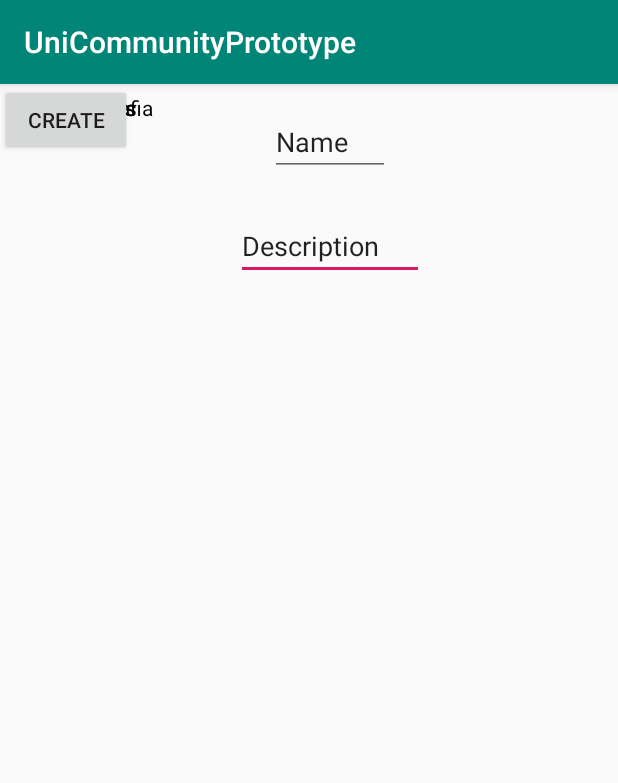
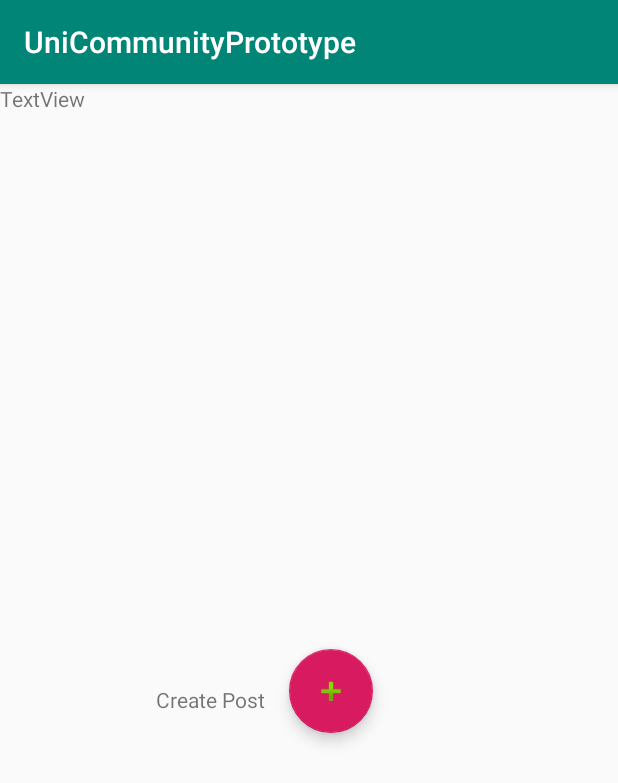
Before and after one commit to BOLT04/UniCommunity, an Android app: the CreateBoardActivity screen opened directly, with no data from a screen before it, after a tap on "CREATE", on a phone screen of 412 x 824 dp. Shown: the top 783 px of the screen. Run offline under Robolectric (Android 15) with nearby library versions, the phone set to English and light mode, and no system bars.

Commit message:
Create post feature; started forum

```diff
--- a/prototype/app/build.gradle
+++ b/prototype/app/build.gradle
@@ -30,4 +30,5 @@ dependencies {
     testImplementation 'junit:junit:4.12'
     androidTestImplementation 'com.android.support.test:runner:1.0.2'
     androidTestImplementation 'com.android.support.test.espresso:espresso-core:3.0.2'
+    implementation 'com.android.support:design:28.0.0'
 }
--- /dev/null
+++ b/prototype/app/src/main/java/pt/isel/unicommunityprototype/activity/BoardDetailsActivity.kt
@@ -0,0 +1,25 @@
+package pt.isel.unicommunityprototype.activity
+
+import android.content.Intent
+import android.support.v7.app.AppCompatActivity
+import android.os.Bundle
+import kotlinx.android.synthetic.main.activity_board_details.*
+import pt.isel.unicommunityprototype.R
+
+class BoardDetailsActivity : AppCompatActivity() {
+
+    override fun onCreate(savedInstanceState: Bundle?) {
+        super.onCreate(savedInstanceState)
+        setContentView(R.layout.activity_board_details)
+
+        //TODO: what if this board doesnt have a Forum module!!
+        //I need an object Board, if it has a forum in modules array -> btn visible, if not invisible!
+        /*gotoForumBtn.setOnClickListener {
+            startActivity(Intent(this, ForumActivity::class.java))
+        }*/
+
+        createPostBtn.setOnClickListener {
+            startActivity(Intent(this, CreatePostActivity::class.java))
+        }
+    }
+}
--- a/prototype/app/src/main/java/pt/isel/unicommunityprototype/CreateBoardActivity.kt
+++ b/prototype/app/src/main/java/pt/isel/unicommunityprototype/activity/CreateBoardActivity.kt
@@ -1,8 +1,10 @@
-package pt.isel.unicommunityprototype
+package pt.isel.unicommunityprototype.activity
 
+import android.content.Intent
 import android.support.v7.app.AppCompatActivity
 import android.os.Bundle
 import kotlinx.android.synthetic.main.activity_create_board.*
+import pt.isel.unicommunityprototype.R
 import pt.isel.unicommunityprototype.model.*
 import pt.isel.unicommunityprototype.repository.Repository
 
@@ -26,11 +28,14 @@ class CreateBoardActivity : AppCompatActivity() {
             if (bibliografiaCheckBox.isChecked)
                 modules.add(Bibliografia())
 
-            repo.createBoard(
+            val board = repo.createBoard(
                 nameText.text.toString(),
                 descText.text.toString(),
                 modules
             )
+
+            //TODO: how to send board above to activity
+            startActivity(Intent(this, BoardDetailsActivity::class.java))
         }
     }
 }
--- a/prototype/app/src/main/java/pt/isel/unicommunityprototype/MainActivity.kt
+++ b/prototype/app/src/main/java/pt/isel/unicommunityprototype/activity/MainActivity.kt
@@ -1,9 +1,10 @@
-package pt.isel.unicommunityprototype
+package pt.isel.unicommunityprototype.activity
 
 import android.content.Intent
 import android.support.v7.app.AppCompatActivity
 import android.os.Bundle
 import kotlinx.android.synthetic.main.activity_main.*
+import pt.isel.unicommunityprototype.R
 
 class MainActivity : AppCompatActivity() {
 
--- a/prototype/app/src/main/java/pt/isel/unicommunityprototype/repository/Repository.kt
+++ b/prototype/app/src/main/java/pt/isel/unicommunityprototype/repository/Repository.kt
@@ -2,14 +2,34 @@ package pt.isel.unicommunityprototype.repository
 
 import pt.isel.unicommunityprototype.model.Board
 import pt.isel.unicommunityprototype.model.Module
+import pt.isel.unicommunityprototype.model.Post
 
 class Repository {
 
     val boards = mutableListOf<Board>()
+    val posts = mutableListOf<Post>()
+
+    //TODO: Later in API
+    // POST /api/board
+    // body {
+    //    name: "Programação na Internet"
+    //    .....
+    // }
 
     fun createBoard(name: String,
                     description: String?,
-                    modules: List<Module>) {
-        boards.add(Board(name, description, modules))
+                    modules: List<Module>) : Board {
+        val b = Board(name, description, modules)
+        boards.add(b)
+
+        return b
+    }
+
+    fun createPost(title: String,
+                   content: String?) : Post {
+        val p = Post(title, content)
+        posts.add(p)
+
+        return p
     }
 }
--- /dev/null
+++ b/prototype/app/src/main/res/layout/activity_board_details.xml
@@ -0,0 +1,33 @@
+<?xml version="1.0" encoding="utf-8"?>
+<android.support.constraint.ConstraintLayout
+        xmlns:android="http://schemas.android.com/apk/res/android"
+        xmlns:tools="http://schemas.android.com/tools"
+        xmlns:app="http://schemas.android.com/apk/res-auto"
+        android:layout_width="match_parent"
+        android:layout_height="match_parent"
+        tools:context=".activity.BoardDetailsActivity">
+
+    <TextView
+            android:text="TextView"
+            android:layout_width="wrap_content"
+            android:layout_height="wrap_content" tools:layout_editor_absoluteY="16dp"
+            tools:layout_editor_absoluteX="162dp" android:id="@+id/nameTextView"/>
+    <android.support.design.widget.FloatingActionButton
+            android:layout_width="wrap_content"
+            android:layout_height="wrap_content"
+            android:clickable="true" app:srcCompat="@android:drawable/ic_input_add"
+            android:id="@+id/createPostBtn" app:layout_constraintStart_toEndOf="@+id/textView"
+            android:layout_marginStart="16dp" android:layout_marginBottom="8dp"
+            app:layout_constraintBottom_toBottomOf="parent" android:layout_marginEnd="8dp"
+            app:layout_constraintEnd_toEndOf="parent" android:layout_marginTop="8dp"
+            app:layout_constraintTop_toBottomOf="@+id/nameTextView" app:layout_constraintHorizontal_bias="0.0"
+            app:layout_constraintVertical_bias="0.516"/>
+    <TextView
+            android:text="Create Post"
+            android:layout_width="wrap_content"
+            android:layout_height="wrap_content"
+            android:id="@+id/textView" app:layout_constraintStart_toStartOf="parent" android:layout_marginStart="104dp"
+            android:layout_marginTop="8dp" app:layout_constraintTop_toBottomOf="@+id/nameTextView"
+            android:layout_marginBottom="8dp" app:layout_constraintBottom_toBottomOf="parent"
+            app:layout_constraintVertical_bias="0.523"/>
+</android.support.constraint.ConstraintLayout>
--- a/prototype/app/src/main/res/layout/activity_create_board.xml
+++ b/prototype/app/src/main/res/layout/activity_create_board.xml
@@ -5,7 +5,7 @@
         xmlns:app="http://schemas.android.com/apk/res-auto"
         android:layout_width="match_parent"
         android:layout_height="match_parent"
-        tools:context=".CreateBoardActivity">
+        tools:context=".activity.CreateBoardActivity">
 
     <EditText
             android:layout_width="125dp"
--- a/prototype/app/src/main/res/layout/activity_main.xml
+++ b/prototype/app/src/main/res/layout/activity_main.xml
@@ -5,7 +5,7 @@
         xmlns:app="http://schemas.android.com/apk/res-auto"
         android:layout_width="match_parent"
         android:layout_height="match_parent"
-        tools:context=".MainActivity">
+        tools:context=".activity.MainActivity">
 
     <TextView
             android:layout_width="wrap_content"
```
Also changed, not shown: prototype/app/src/main/AndroidManifest.xml (+10 -2 lines), prototype/app/src/main/java/pt/isel/unicommunityprototype/activity/CreatePostActivity.kt (added, +29 -0 lines), prototype/app/src/main/java/pt/isel/unicommunityprototype/activity/ForumActivity.kt (added, +13 -0 lines), prototype/app/src/main/java/pt/isel/unicommunityprototype/model/Post.kt (added, +8 -0 lines), prototype/app/src/main/res/layout/activity_create_post.xml (added, +29 -0 lines), prototype/app/src/main/res/layout/activity_forum.xml (added, +10 -0 lines), 1 other file.
